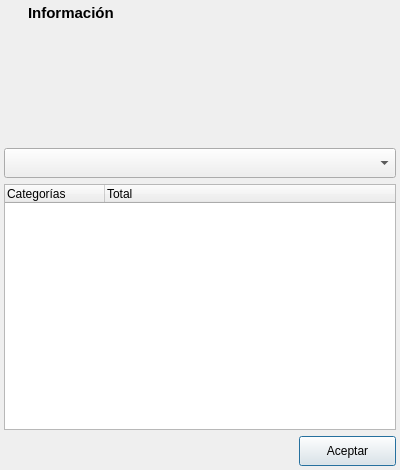
Before: the Qt Designer form ui/informacion.ui in Monthy/gr-lida, drawn with Qt 5.
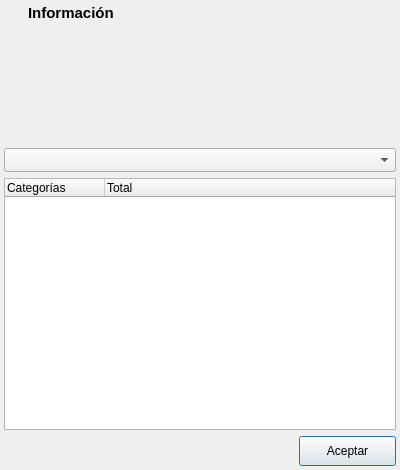
After: the same form once the commit is applied. Icons and pictures are not drawn.

```diff
--- a/ui/informacion.ui
+++ b/ui/informacion.ui
@@ -306,18 +306,12 @@
      <property name="minimumSize">
       <size>
        <width>0</width>
-       <height>30</height>
+       <height>24</height>
       </size>
      </property>
      <property name="sizeAdjustPolicy">
       <enum>QComboBox::AdjustToContents</enum>
      </property>
-     <property name="iconSize">
-      <size>
-       <width>24</width>
-       <height>24</height>
-      </size>
-     </property>
     </widget>
    </item>
    <item row="7" column="0" colspan="4">
```
